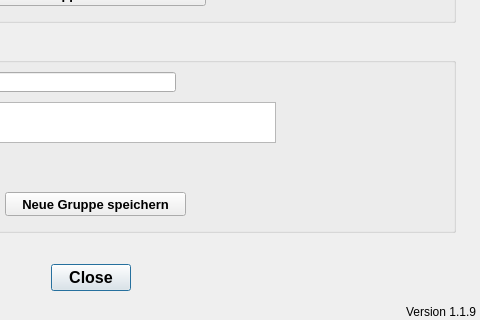
hoettges/QKan, file qkan/linkflaechen/application_managegroups.ui: the form before one commit; both pictures show x 195 to 675 and y 288 to 608 of the 675 by 608 pixel window.
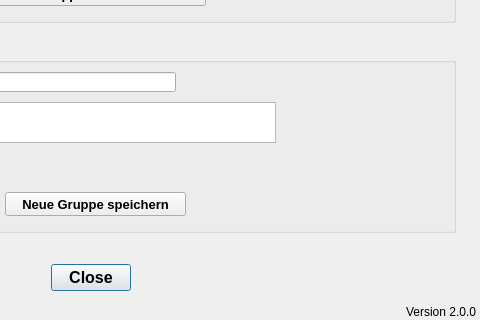
The form after the commit.

```diff
--- a/qkan/linkflaechen/application_managegroups.ui
+++ b/qkan/linkflaechen/application_managegroups.ui
@@ -55,7 +55,7 @@
     <string>Version QKan Import</string>
    </property>
    <property name="text">
-    <string>Version 1.1.9</string>
+    <string>Version 2.0.0</string>
    </property>
    <property name="alignment">
     <set>Qt::AlignRight|Qt::AlignTrailing|Qt::AlignVCenter</set>
```
